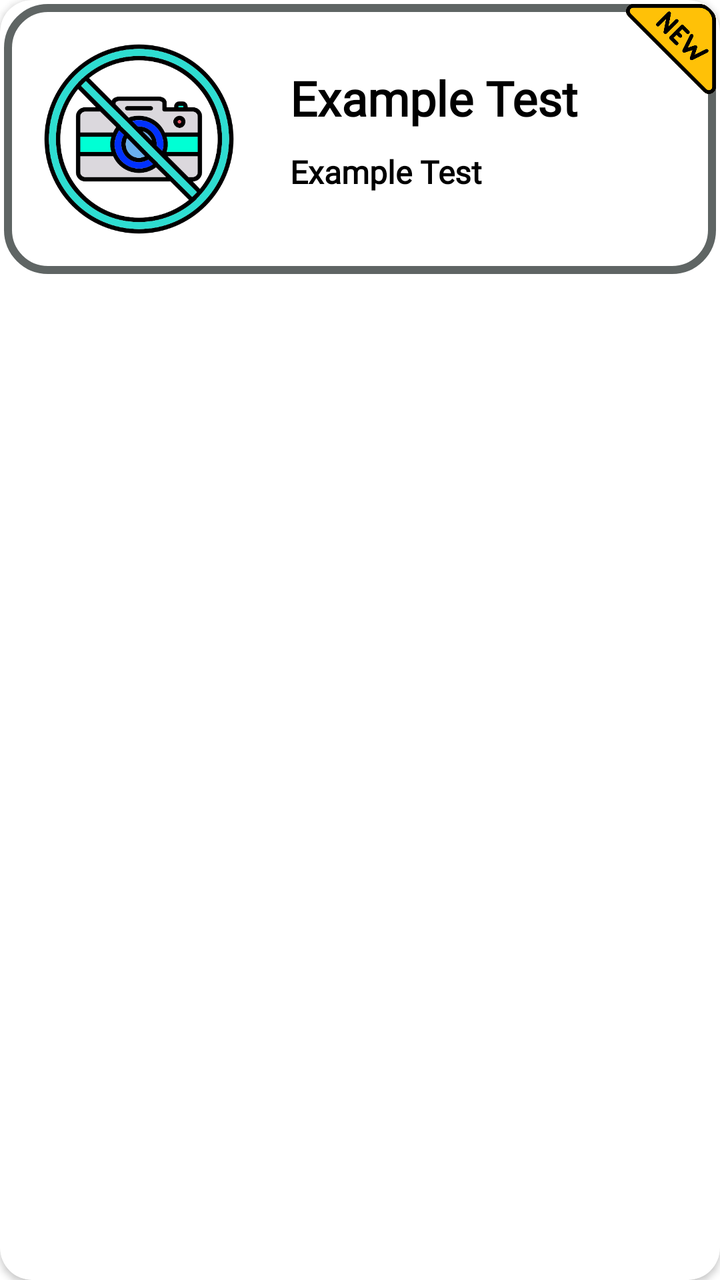
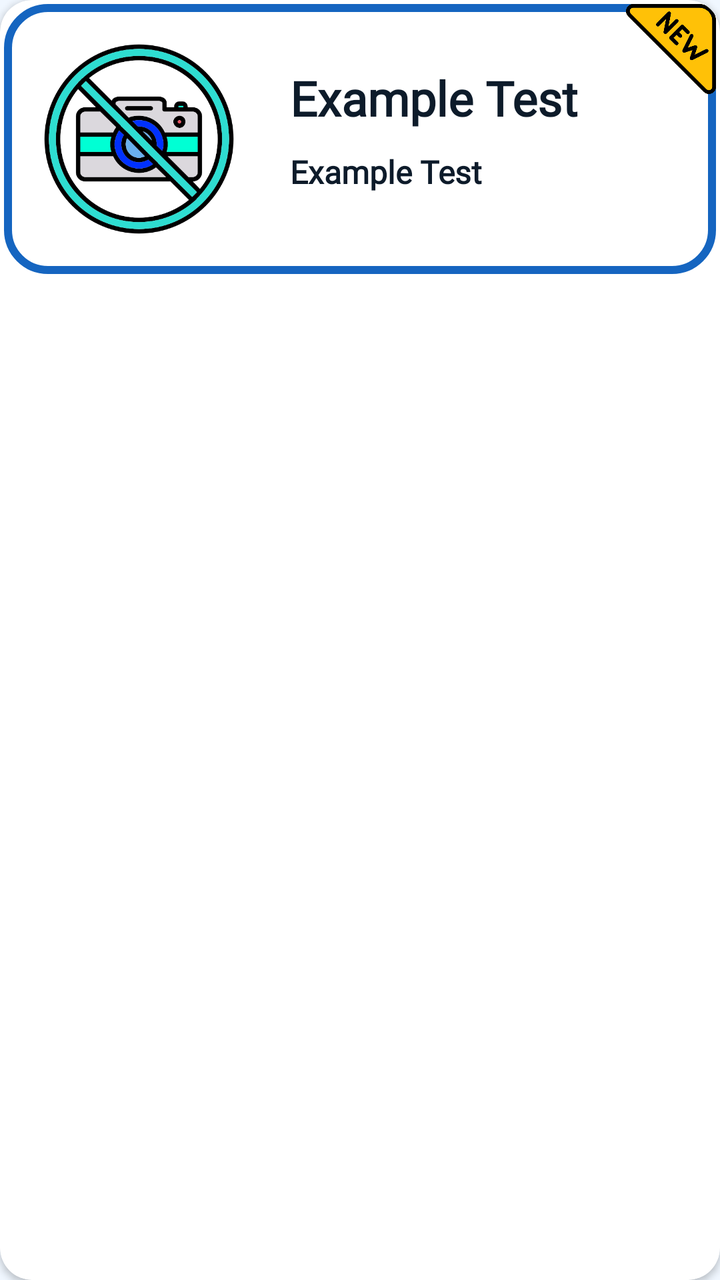

The first picture is an Android layout as it rendered before a commit; the second is the same layout after the commit. The layout source and the unified diff follow.
<!-- AndroidManifest.xml: application theme Theme.KimyoTest -->
<!-- res/layout/item_historical_person.xml -->
<?xml version="1.0" encoding="utf-8"?>
<androidx.cardview.widget.CardView xmlns:android="http://schemas.android.com/apk/res/android"
    android:layout_width="match_parent"
    android:layout_height="wrap_content"
    xmlns:app="http://schemas.android.com/apk/res-auto"
    android:id="@+id/bookLayout"
    app:cardCornerRadius="16dp"
    android:elevation="2dp"
    app:cardBackgroundColor="@color/white"
    android:layout_margin="5dp">

    <androidx.constraintlayout.widget.ConstraintLayout
        android:layout_width="match_parent"
        android:layout_height="wrap_content"
        android:background="@drawable/style_item_menu"
        android:layout_margin="2dp">

        <com.google.android.material.imageview.ShapeableImageView
            android:id="@+id/item_image"
            android:layout_width="115dp"
            android:layout_height="115dp"
            android:layout_margin="10dp"
            android:background="@color/black"
            app:layout_constraintBottom_toBottomOf="parent"
            app:layout_constraintStart_toStartOf="parent"
            app:layout_constraintTop_toTopOf="parent"
            android:backgroundTint="@color/white"
            android:padding="5dp"
            app:shapeAppearanceOverlay="@style/ShapeAppearanceOverlay.App.CornerSize50Percent"
            app:srcCompat="@drawable/image_camera_not_allowed" />

        <androidx.appcompat.widget.LinearLayoutCompat
            android:layout_width="wrap_content"
            android:layout_height="match_parent"
            android:layout_marginStart="8dp"
            android:layout_marginTop="10dp"
            android:layout_marginBottom="10dp"
            android:orientation="vertical"
            app:layout_constraintBottom_toBottomOf="parent"
            app:layout_constraintStart_toEndOf="@id/item_image"
            app:layout_constraintTop_toTopOf="parent">

            <androidx.appcompat.widget.AppCompatTextView
                android:id="@+id/personName"
                android:layout_width="wrap_content"
                android:layout_height="wrap_content"
                android:layout_marginStart="10dp"
                android:layout_marginBottom="10dp"
                android:fontFamily="@font/karla_light"
                android:maxWidth="210dp"
                android:text="@string/exampleTest"
                android:textColor="@color/black"
                android:textSize="24sp"
                android:textStyle="bold" />
            <androidx.appcompat.widget.AppCompatTextView
                android:id="@+id/personYears"
                android:layout_width="wrap_content"
                android:layout_height="wrap_content"
                android:layout_marginStart="10dp"
                android:layout_marginBottom="10dp"
                android:fontFamily="@font/karla_light"
                android:maxWidth="210dp"
                android:text="@string/exampleTest"
                android:textColor="@color/black"
                android:textSize="16sp"
                android:textStyle="bold" />
        </androidx.appcompat.widget.LinearLayoutCompat>

        <androidx.appcompat.widget.AppCompatImageView
            android:id="@+id/personNewOld"
            android:layout_width="45dp"
            android:layout_height="45dp"
            app:layout_constraintTop_toTopOf="parent"
            app:layout_constraintEnd_toEndOf="parent"
            app:srcCompat="@drawable/image_new"/>
    </androidx.constraintlayout.widget.ConstraintLayout>
</androidx.cardview.widget.CardView>
<!-- resources referenced by this layout -->
<resources>
  <color name="black">#FF000000</color>
  <color name="white">#FFFFFFFF</color>
  <!-- drawable image_camera_not_allowed: png bitmap (drawable, 61985 bytes) -->
  <!-- drawable image_new: png bitmap (drawable, 16130 bytes) -->
  <!-- drawable style_item_menu (drawable) -->
  <?xml version="1.0" encoding="utf-8"?>
  <shape xmlns:android="http://schemas.android.com/apk/res/android">
      <corners android:radius="20dp"/>
      <stroke android:width="4dp" android:color="@color/appTheme"/>
      <solid android:color="@color/white"/>
  </shape>
  <string name="exampleTest">Example Test</string>
  <style name="ShapeAppearanceOverlay.App.CornerSize50Percent" parent="">
          <item name="cornerSize">50%</item>
      </style>
  <style name="Theme.KimyoTest" parent="Base.Theme.KimyoTest" />
  <color name="appTheme">@color/silver</color>
  <style name="Base.Theme.KimyoTest" parent="Theme.Material3.DayNight.NoActionBar">
          
          
          <item name="android:textColorPrimary">@color/black</item>
          <item name="android:windowBackground">@color/white</item>
      </style>
  <color name="silver">#5F6564</color>
</resources>

<!-- the commit's change to res/layout/item_historical_person.xml (unified diff, before → after) -->
@@ -6,7 +6,7 @@
     android:id="@+id/bookLayout"
     app:cardCornerRadius="16dp"
     android:elevation="2dp"
-    app:cardBackgroundColor="@color/white"
+    app:cardBackgroundColor="?attr/colorSurface"
     android:layout_margin="5dp">
 
     <androidx.constraintlayout.widget.ConstraintLayout
@@ -20,11 +20,11 @@
             android:layout_width="115dp"
             android:layout_height="115dp"
             android:layout_margin="10dp"
-            android:background="@color/black"
+            android:background="?attr/colorOutline"
             app:layout_constraintBottom_toBottomOf="parent"
             app:layout_constraintStart_toStartOf="parent"
             app:layout_constraintTop_toTopOf="parent"
-            android:backgroundTint="@color/white"
+            android:backgroundTint="?attr/colorSurface"
             android:padding="5dp"
             app:shapeAppearanceOverlay="@style/ShapeAppearanceOverlay.App.CornerSize50Percent"
             app:srcCompat="@drawable/image_camera_not_allowed" />
@@ -49,7 +49,7 @@
                 android:fontFamily="@font/karla_light"
                 android:maxWidth="210dp"
                 android:text="@string/exampleTest"
-                android:textColor="@color/black"
+                android:textColor="?attr/colorOnSurface"
                 android:textSize="24sp"
                 android:textStyle="bold" />
             <androidx.appcompat.widget.AppCompatTextView
@@ -61,7 +61,7 @@
                 android:fontFamily="@font/karla_light"
                 android:maxWidth="210dp"
                 android:text="@string/exampleTest"
-                android:textColor="@color/black"
+                android:textColor="?attr/colorOnSurface"
                 android:textSize="16sp"
                 android:textStyle="bold" />
         </androidx.appcompat.widget.LinearLayoutCompat>
<!-- resource entries referenced after the edit -->
@@ -1,28 +1,37 @@
 <!-- resources referenced by this layout -->
 <resources>
-  <color name="black">#FF000000</color>
-  <color name="white">#FFFFFFFF</color>
   <!-- drawable image_camera_not_allowed: png bitmap (drawable, 61985 bytes) -->
   <!-- drawable image_new: png bitmap (drawable, 16130 bytes) -->
   <!-- drawable style_item_menu (drawable) -->
   <?xml version="1.0" encoding="utf-8"?>
   <shape xmlns:android="http://schemas.android.com/apk/res/android">
       <corners android:radius="20dp"/>
-      <stroke android:width="4dp" android:color="@color/appTheme"/>
-      <solid android:color="@color/white"/>
+      <stroke android:width="4dp" android:color="?attr/colorPrimary"/>
+      <solid android:color="?attr/colorSurface"/>
   </shape>
   <string name="exampleTest">Example Test</string>
   <style name="ShapeAppearanceOverlay.App.CornerSize50Percent" parent="">
           <item name="cornerSize">50%</item>
       </style>
   <style name="Theme.KimyoTest" parent="Base.Theme.KimyoTest" />
-  <color name="appTheme">@color/silver</color>
   <style name="Base.Theme.KimyoTest" parent="Theme.Material3.DayNight.NoActionBar">
           
-          
-          <item name="android:textColorPrimary">@color/black</item>
-          <item name="android:windowBackground">@color/white</item>
+          <item name="android:windowBackground">@color/chem_background_light</item>
+          <item name="android:textColorPrimary">@color/chem_on_surface_light</item>
+          <item name="colorPrimary">@color/chem_primary_light</item>
+          <item name="colorOnPrimary">@color/chem_surface_light</item>
+          <item name="colorSurface">@color/chem_surface_light</item>
+          <item name="colorOnSurface">@color/chem_on_surface_light</item>
+          <item name="colorOutline">@color/chem_outline_light</item>
+          <item name="colorPrimaryContainer">@color/chem_toolbar_light</item>
+          <item name="colorSurfaceVariant">@color/chem_surface_variant_light</item>
       </style>
-  <color name="silver">#5F6564</color>
+  <color name="chem_background_light">#F0F7FF</color>
+  <color name="chem_on_surface_light">#0D1B2A</color>
+  <color name="chem_primary_light">#1565C0</color>
+  <color name="chem_surface_light">#FFFFFF</color>
+  <color name="chem_outline_light">#90A4AE</color>
+  <color name="chem_toolbar_light">#0D47A1</color>
+  <color name="chem_surface_variant_light">#E3F2FD</color>
 </resources>
 
